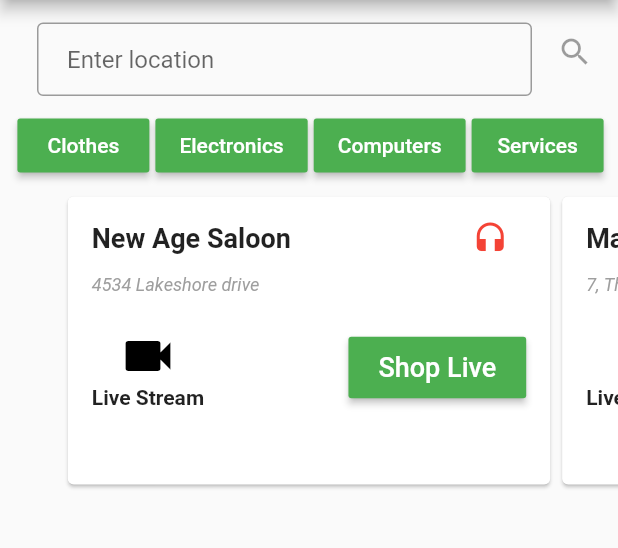
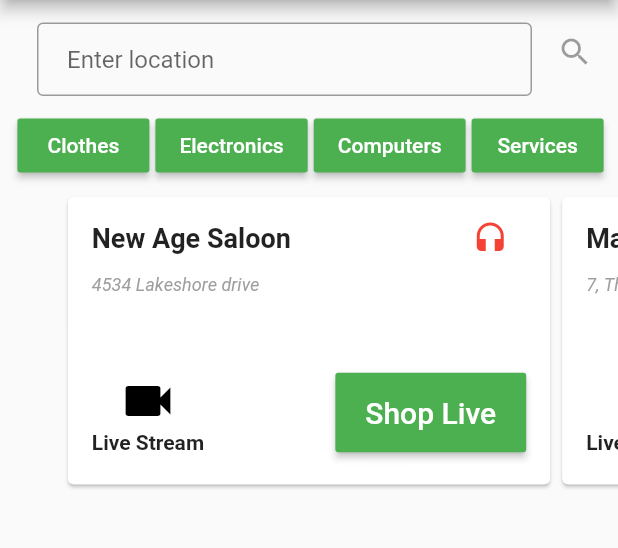
Before and after one commit to vic7ord1st/bringere, a Flutter app: the screen it shows after launch, on a phone screen of 412 x 824 dp, the part 84-632 px from its top. Run offline on Flutter 3.47's test engine with Material 2 defaults, Android fonts, the phone set to English and light mode, and no system bars; drawn by our look-alikes of carousel_slider.

Commit message:
minor modifications to Carousel

```diff
--- a/lib/main.dart
+++ b/lib/main.dart
@@ -144,7 +144,7 @@ class PopUp extends StatelessWidget {
                 ),
               ],
             ),
-            SizedBox(height: 20.0,),
+            SizedBox(height: 50.0,),
             Row(
               mainAxisAlignment: MainAxisAlignment.spaceBetween,
                 children: <Widget>[
@@ -163,13 +163,13 @@ class PopUp extends StatelessWidget {
                   ],
                 ),
                 RaisedButton(
-                  padding: EdgeInsets.only(left: 20, right: 20, top: 10, bottom: 10),
+                  padding: EdgeInsets.only(left: 20, right: 20, top: 15, bottom: 15),
                   color: Colors.green,
                   onPressed: (){},
                   child: Text('Shop Live',
                     style: TextStyle(
                       color: Colors.white,
-                      fontSize: 18.0,
+                      fontSize: 20.0,
                     ),
                   ),
                 )
```
